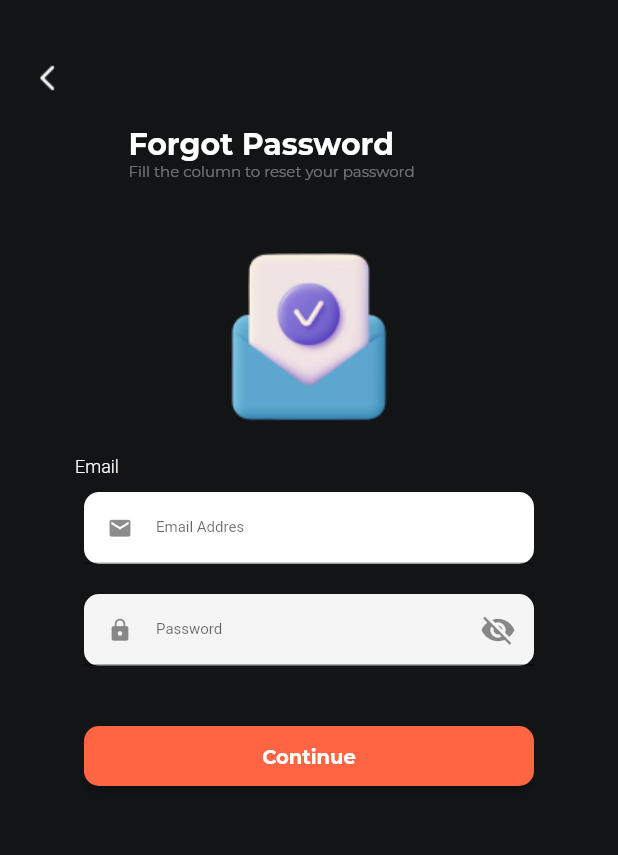
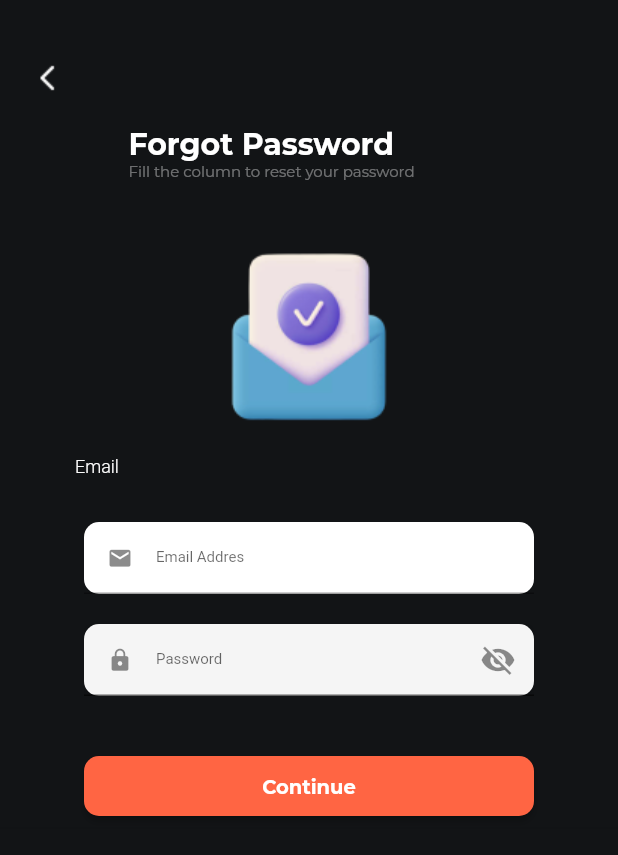
Before and after one commit to Waezqorney12/Project-Semester-3, a Flutter app: the forgotPass screen opened by its route, after a tap on "Continue", on a phone screen of 412 x 824 dp. Shown: the top 855 px of the screen. Run offline on Flutter 3.47's test engine with Material 2 defaults, Android fonts, the light colour scheme and no system bars; our stand-ins replace fluttertoast, google_fonts, google_nav_bar; network calls fail.

Commit message:
forgot password fix

```diff
--- a/lib/forgotPass.dart
+++ b/lib/forgotPass.dart
@@ -19,24 +19,68 @@ class _forgotPassState extends State<forgotPass> {
   var obseru = true;
   TextEditingController _emailReset = TextEditingController();
   TextEditingController _passwordReset = TextEditingController();
+  TextEditingController _usernamaReset = TextEditingController();
 
   String msg = '';
   Future forgotz() async {
     var url = Uri.http("192.168.1.10", '/login/verif.php', {'q': '{http}'});
     var response = await http.post(url, body: {
+      // "username" : _usernamaReset.text,
       "email": _emailReset.text,
       "password": _passwordReset.text,
     }
     );
+
+
+    // var data = jsonDecode(response.body);
+    if (response.body.isNotEmpty) {
+      jsonDecode(response.body);
+      Fluttertoast.showToast(
+        backgroundColor: Colors.orange,
+        textColor: Colors.white,
+        msg: "Success",
+        toastLength: Toast.LENGTH_SHORT,
+      );
       Navigator.push(
         context,
         MaterialPageRoute(
           builder: (context) => login(),
         ),
       );
-
+    }else{
+      Fluttertoast.showToast(
+        backgroundColor: Colors.red,
+        textColor: Colors.white,
+        msg: "Invalid Email",
+        toastLength: Toast.LENGTH_SHORT,
+      );
+    }
   }
 
+  // Widget inputUsernama() {
+  //   return Container(
+  //     margin: EdgeInsets.only(left: 15, right: 15),
+  //     width: 300.0,
+  //     height: 48.0,
+  //     decoration: BoxDecoration(
+  //       borderRadius: BorderRadius.circular(10.0),
+  //       color: Colors.white,
+  //     ),
+  //     child: Column(
+  //       children: <Widget>[
+  //         TextFormField(
+  //           controller: _usernamaReset,
+  //           keyboardType: TextInputType.text,
+  //           decoration: InputDecoration(
+  //               prefixIcon: Icon(Icons.person, size: 17),
+  //               // contentPadding: EdgeInsets.only(left: 16, top: 16),
+  //               hintText: "Username",
+  //               hintStyle: TextStyle(fontSize: 10)),
+  //         ),
+  //       ],
+  //     ),
+  //   );
+  // }
 
   Widget inputEmailReset() {
     return Container(
@@ -221,6 +265,10 @@ class _forgotPassState extends State<forgotPass> {
                   SizedBox(
                     height: 10,
                   ),
+                  // inputUsernama(),
+                  SizedBox(
+                    height: 20,
+                  ),
                   inputEmailReset(),
                   SizedBox(
                     height: 20,
--- a/lib/profile.dart
+++ b/lib/profile.dart
@@ -69,7 +69,7 @@ class profiles extends StatelessWidget {
 
             GestureDetector(
               onTap: () {
-                Navigator.pushReplacementNamed(context, '/editprofile');
+                // Navigator.pushReplacementNamed(context, '/editprofile');
               },
               child: Container(
                 decoration: BoxDecoration(
```
Also changed, not shown: lib/login.dart (+1 -11 lines).
